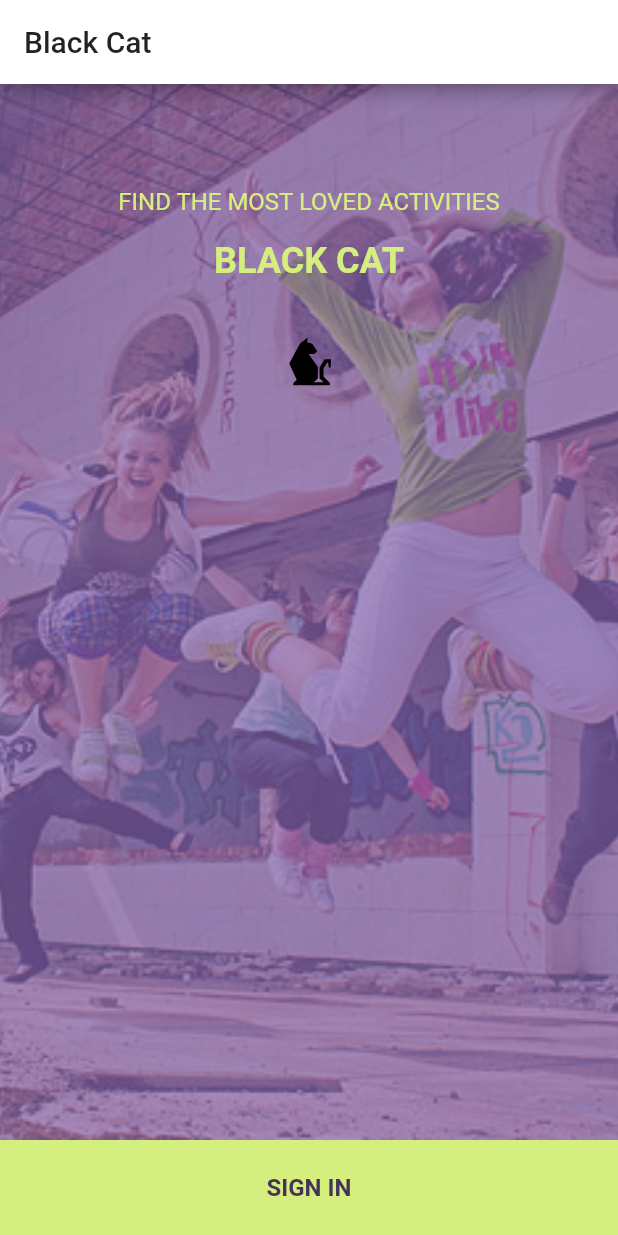
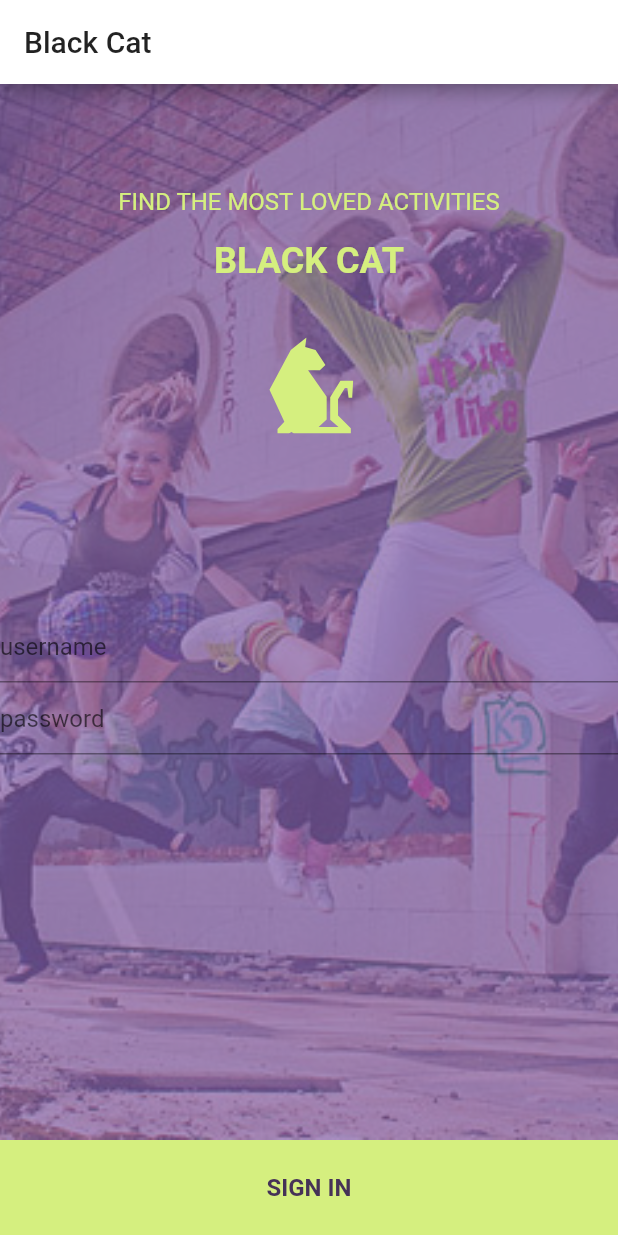
Before and after one commit to haloworld007/entry_task_flutter, a Flutter app: the screen it shows after launch, on a phone screen of 412 x 824 dp. Run offline on Flutter 3.47's test engine with Material 2 defaults, Android fonts, the light colour scheme and no system bars; our stand-ins replace flutter_svg.

Commit message:
登录页添加logo和输入框

```diff
--- a/lib/main.dart
+++ b/lib/main.dart
@@ -44,9 +44,24 @@ class MyApp extends StatelessWidget {
                                     fontSize: 24,
                                     fontWeight: FontWeight.bold)),
                             Padding(
-                              padding: EdgeInsets.only(top: 37),
-                              child: SvgPicture.asset('images/logo-cat.svg'),
-                            )
+                              padding: EdgeInsets.fromLTRB(0, 37, 0, 118),
+                              child: SvgPicture.asset(
+                                'images/logo-cat.svg',
+                                color: Color(0xFFD5EF7F),
+                                width: 64,
+                                height: 64,
+                              ),
+                            ),
+                            TextField(
+                              decoration: InputDecoration(
+                                hintText: 'username',
+                              ),
+                            ),
+                            TextField(
+                              decoration: InputDecoration(
+                                hintText: 'password',
+                              ),
+                            ),
                           ],
                         ),
                       )),
```
Also changed, not shown: pubspec.lock.
